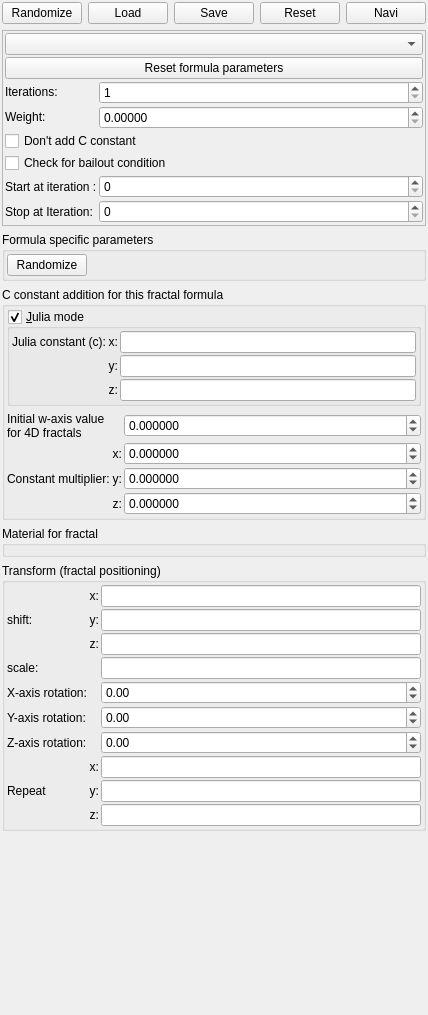
buddhi1980/mandelbulber2, file mandelbulber2/qt/tab_fractal.ui: the form before one commit.
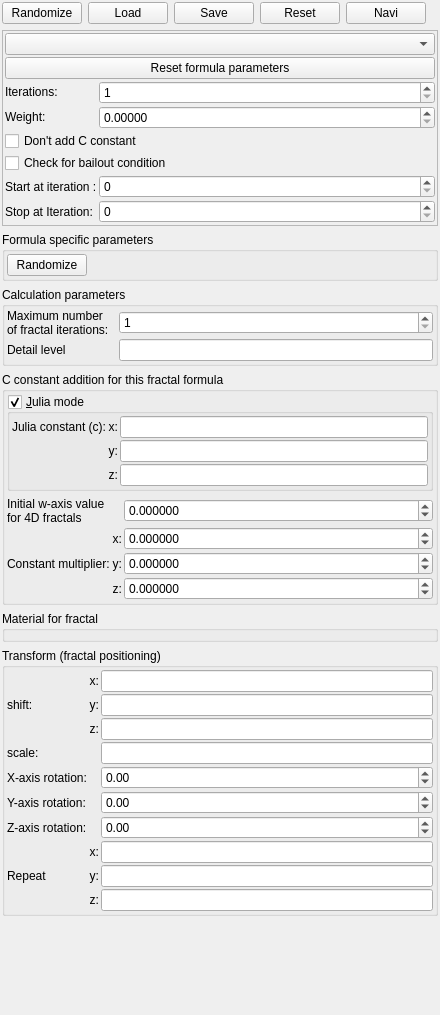
The form after the commit. Icons and pictures are not drawn. Custom widgets are drawn as their Qt base class.

Commit message: Added maxiter control for each formula in boolean mode

Patch:
```diff
--- a/mandelbulber2/qt/tab_fractal.ui
+++ b/mandelbulber2/qt/tab_fractal.ui
@@ -6,7 +6,7 @@
    <rect>
     <x>0</x>
     <y>0</y>
-    <width>418</width>
+    <width>440</width>
     <height>1015</height>
    </rect>
   </property>
@@ -351,6 +351,80 @@
      </layout>
     </widget>
    </item>
+   <item>
+    <widget class="QGroupBox" name="groupBox_calculation_parameters">
+     <property name="title">
+      <string>Calculation parameters</string>
+     </property>
+     <layout class="QVBoxLayout" name="verticalLayout_2">
+      <property name="leftMargin">
+       <number>2</number>
+      </property>
+      <property name="topMargin">
+       <number>2</number>
+      </property>
+      <property name="rightMargin">
+       <number>2</number>
+      </property>
+      <property name="bottomMargin">
+       <number>2</number>
+      </property>
+      <item>
+       <layout class="QGridLayout" name="gridLayout">
+        <property name="spacing">
+         <number>2</number>
+        </property>
+        <item row="0" column="0">
+         <widget class="QLabel" name="label_305">
+          <property name="text">
+           <string>Maximum number of fractal iterations:</string>
+          </property>
+          <property name="wordWrap">
+           <bool>true</bool>
+          </property>
+         </widget>
+        </item>
+        <item row="1" column="0">
+         <widget class="QLabel" name="label_306">
+          <property name="text">
+           <string>Detail level</string>
+          </property>
+          <property name="wordWrap">
+           <bool>true</bool>
+          </property>
+         </widget>
+        </item>
+        <item row="1" column="1">
+         <widget class="MyLineEdit" name="logedit_formula_detail_level">
+          <property name="toolTip">
+           <string>&lt;html&gt;&lt;head/&gt;&lt;body&gt;&lt;p&gt;Controls how much detail will be visible on fractal surface. When it is set to 1.0, then minimum visible detail has size of 2 pixels.&lt;/p&gt;&lt;p&gt;Higher value gives more detailed image, but slows down rendering.&lt;/p&gt;&lt;p&gt;&lt;br/&gt;&lt;/p&gt;&lt;table border=&quot;0&quot; style=&quot; margin-top:0px; margin-bottom:0px; margin-left:0px; margin-right:0px;&quot; cellspacing=&quot;2&quot; cellpadding=&quot;0&quot;&gt;&lt;tr&gt;&lt;td&gt;&lt;p&gt;detail level 0.2&lt;/p&gt;&lt;/td&gt;&lt;td&gt;&lt;p&gt;detail level 0.5&lt;/p&gt;&lt;/td&gt;&lt;td&gt;&lt;p&gt;detail level 1.0&lt;/p&gt;&lt;/td&gt;&lt;/tr&gt;&lt;tr&gt;&lt;td&gt;&lt;p&gt;&lt;img src=&quot;:/tooltips/tooltips_images/image - resolution 0.2.jpg&quot;/&gt;&lt;/p&gt;&lt;/td&gt;&lt;td&gt;&lt;p&gt;&lt;img src=&quot;:/tooltips/tooltips_images/image - resolution 0.5.jpg&quot;/&gt;&lt;/p&gt;&lt;/td&gt;&lt;td&gt;&lt;p&gt;&lt;img src=&quot;:/tooltips/tooltips_images/image - resolution 1.jpg&quot;/&gt;&lt;/p&gt;&lt;/td&gt;&lt;/tr&gt;&lt;/table&gt;&lt;/body&gt;&lt;/html&gt;</string>
+          </property>
+         </widget>
+        </item>
+        <item row="0" column="1">
+         <widget class="MySpinBox" name="spinboxInt_formula_maxiter">
+          <property name="sizePolicy">
+           <sizepolicy hsizetype="Minimum" vsizetype="Maximum">
+            <horstretch>0</horstretch>
+            <verstretch>0</verstretch>
+           </sizepolicy>
+          </property>
+          <property name="toolTip">
+           <string>&lt;html&gt;&lt;head/&gt;&lt;body&gt;&lt;p&gt;Number of iterations to calculate for this formula&lt;/p&gt;&lt;/body&gt;&lt;/html&gt;</string>
+          </property>
+          <property name="minimum">
+           <number>1</number>
+          </property>
+          <property name="maximum">
+           <number>500</number>
+          </property>
+         </widget>
+        </item>
+       </layout>
+      </item>
+     </layout>
+    </widget>
+   </item>
    <item>
     <widget class="QGroupBox" name="groupBox_c_constant_addition">
      <property name="title">
```
The commit also changes 17 other files.
